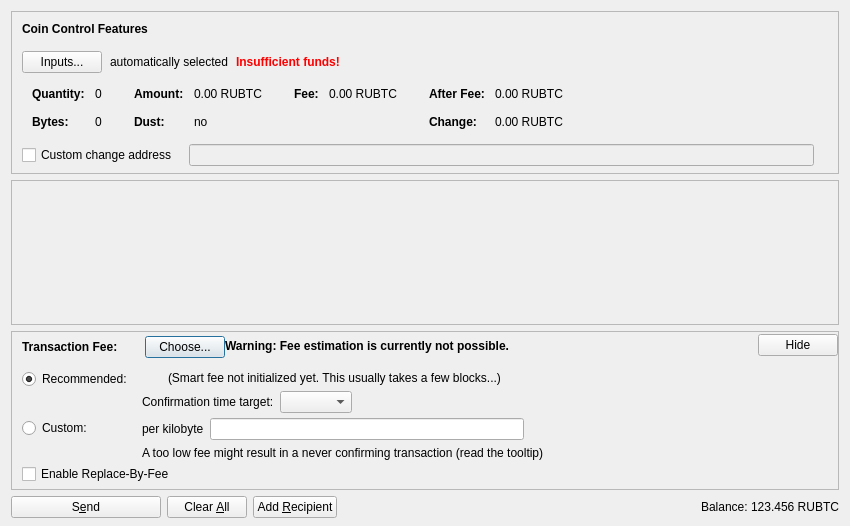
Old version of the form src/qt/forms/sendcoinsdialog.ui in the repository Youzrsef123/nationalbitcoin.
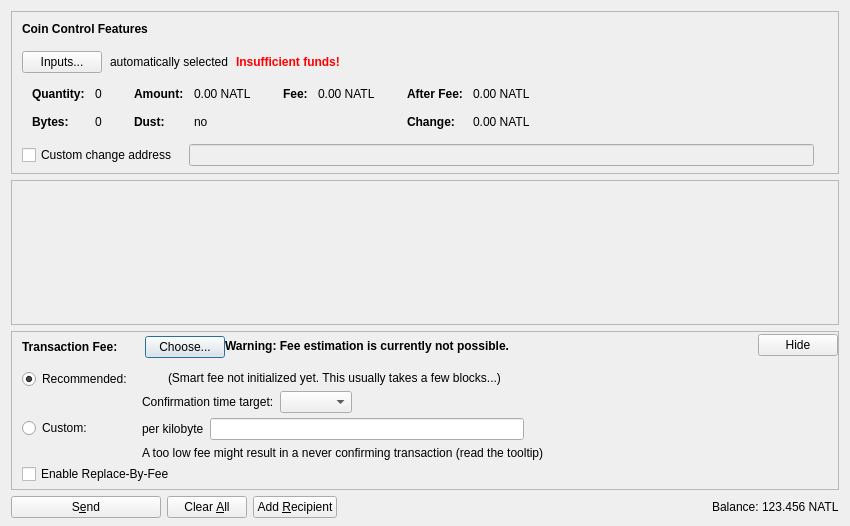
New version of the form. Icons and pictures are not drawn. Custom widgets are drawn as their Qt base class.

Diff of the .ui file:
```diff
--- a/src/qt/forms/sendcoinsdialog.ui
+++ b/src/qt/forms/sendcoinsdialog.ui
@@ -324,7 +324,7 @@
                   <enum>Qt::ActionsContextMenu</enum>
                  </property>
                  <property name="text">
-                  <string notr="true">0.00 RUBTC</string>
+                  <string notr="true">0.00 NATL</string>
                  </property>
                  <property name="textInteractionFlags">
                   <set>Qt::LinksAccessibleByMouse|Qt::TextSelectableByKeyboard|Qt::TextSelectableByMouse</set>
@@ -404,7 +404,7 @@
                   <enum>Qt::ActionsContextMenu</enum>
                  </property>
                  <property name="text">
-                  <string notr="true">0.00 RUBTC</string>
+                  <string notr="true">0.00 NATL</string>
                  </property>
                  <property name="textInteractionFlags">
                   <set>Qt::LinksAccessibleByMouse|Qt::TextSelectableByKeyboard|Qt::TextSelectableByMouse</set>
@@ -455,7 +455,7 @@
                   <enum>Qt::ActionsContextMenu</enum>
                  </property>
                  <property name="text">
-                  <string notr="true">0.00 RUBTC</string>
+                  <string notr="true">0.00 NATL</string>
                  </property>
                  <property name="textInteractionFlags">
                   <set>Qt::LinksAccessibleByMouse|Qt::TextSelectableByKeyboard|Qt::TextSelectableByMouse</set>
@@ -484,7 +484,7 @@
                   <enum>Qt::ActionsContextMenu</enum>
                  </property>
                  <property name="text">
-                  <string notr="true">0.00 RUBTC</string>
+                  <string notr="true">0.00 NATL</string>
                  </property>
                  <property name="textInteractionFlags">
                   <set>Qt::LinksAccessibleByMouse|Qt::TextSelectableByKeyboard|Qt::TextSelectableByMouse</set>
@@ -1214,7 +1214,7 @@
           <cursorShape>IBeamCursor</cursorShape>
          </property>
          <property name="text">
-          <string notr="true">123.456 RUBTC</string>
+          <string notr="true">123.456 NATL</string>
          </property>
          <property name="textInteractionFlags">
           <set>Qt::LinksAccessibleByMouse|Qt::TextSelectableByKeyboard|Qt::TextSelectableByMouse</set>
```
